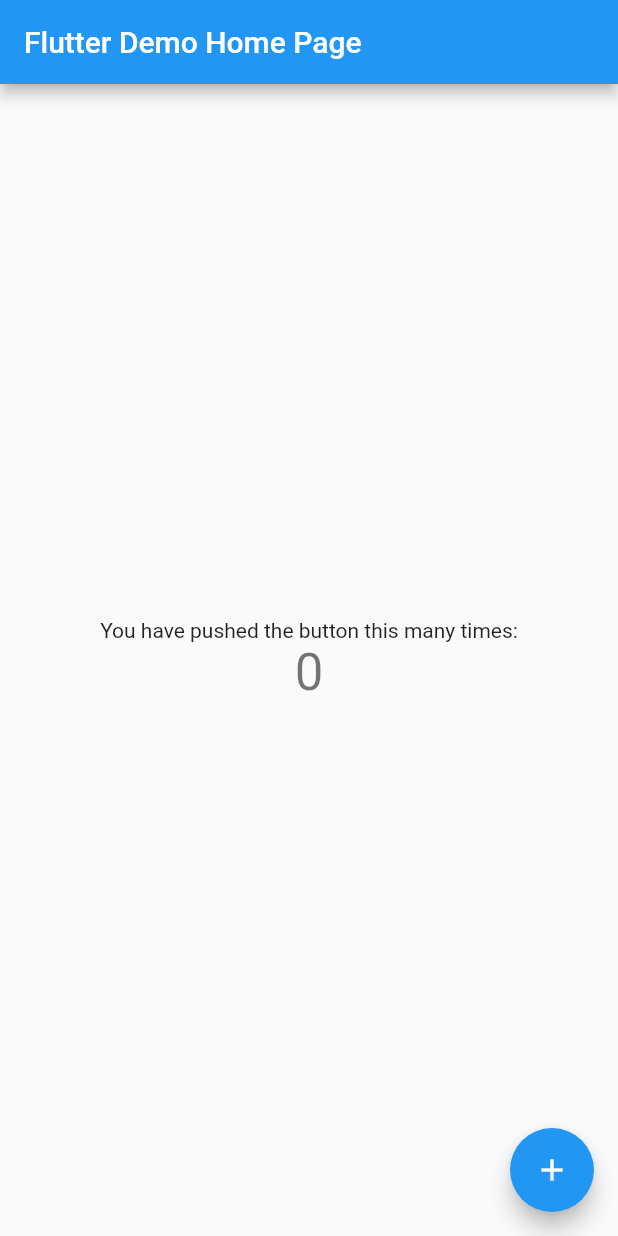
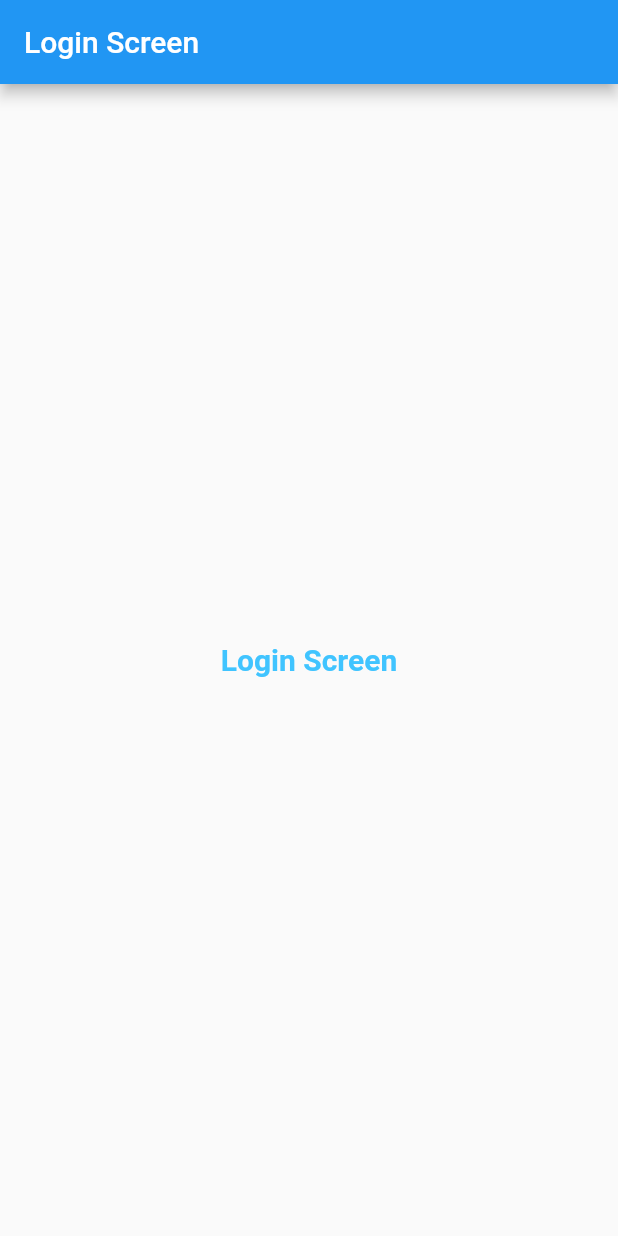
Before and after one commit to salehanoor644/fluttercatalog, a Flutter app: the screen it shows after launch, on a phone screen of 412 x 824 dp. Run offline on Flutter 3.47's test engine with Material 2 defaults, Android fonts, the light colour scheme and no system bars.

Commit message:
Add theme

```diff
--- /dev/null
+++ b/lib/Screens/home_page.dart
@@ -0,0 +1,21 @@
+import 'package:flutter/material.dart';
+
+class Home_Page extends StatelessWidget {
+  final int day = 30;
+  final String name = "Saleha";
+
+  @override
+  Widget build(BuildContext context) {
+    return Scaffold(
+      appBar: AppBar(
+        title: Text("Catalog"),
+      ),
+      body: Center(
+          child: Container(
+            child: Text("Welcome to $day days in flutter by $name"),
+          ),
+        ),
+      drawer: Drawer(),
+    );
+  }
+}
--- /dev/null
+++ b/lib/Screens/login_screen.dart
@@ -0,0 +1,20 @@
+import 'package:flutter/material.dart';
+
+class Login_Screen extends StatelessWidget {
+  const Login_Screen({Key? key}) : super(key: key);
+
+  @override
+  Widget build(BuildContext context) {
+    return Scaffold(
+      appBar: AppBar(
+        title: Text("Login Screen",)
+      ),
+      body: Center(
+        child: Container(
+          child: Text("Login Screen",
+          style: TextStyle(color: Colors.lightBlueAccent, fontWeight: FontWeight.bold, fontSize: 20),),
+        ),
+      ),
+    );
+  }
+}
--- a/lib/main.dart
+++ b/lib/main.dart
@@ -1,113 +1,20 @@
 import 'package:flutter/material.dart';
 
+import 'package:flutter_catalog/Screens/login_screen.dart';
 void main() {
   runApp(MyApp());
 }
 
 class MyApp extends StatelessWidget {
-  // This widget is the root of your application.
+
   @override
   Widget build(BuildContext context) {
     return MaterialApp(
-      title: 'Flutter Demo',
-      theme: ThemeData(
-        // This is the theme of your application.
-        //
-        // Try running your application with "flutter run". You'll see the
-        // application has a blue toolbar. Then, without quitting the app, try
-        // changing the primarySwatch below to Colors.green and then invoke
-        // "hot reload" (press "r" in the console where you ran "flutter run",
-        // or simply save your changes to "hot reload" in a Flutter IDE).
-        // Notice that the counter didn't reset back to zero; the application
-        // is not restarted.
-        primarySwatch: Colors.blue,
-      ),
-      home: MyHomePage(title: 'Flutter Demo Home Page'),
+      home: Login_Screen(),
+      themeMode: ThemeMode.light,
+      theme: ThemeData(primarySwatch: Colors.blue),
+      darkTheme: ThemeData(primaryColor: Colors.cyan),
+
     );
   }
 }
-
-class MyHomePage extends StatefulWidget {
-  MyHomePage({Key? key, required this.title}) : super(key: key);
-
-  // This widget is the home page of your application. It is stateful, meaning
-  // that it has a State object (defined below) that contains fields that affect
-  // how it looks.
-
-  // This class is the configuration for the state. It holds the values (in this
-  // case the title) provided by the parent (in this case the App widget) and
-  // used by the build method of the State. Fields in a Widget subclass are
-  // always marked "final".
-
-  final String title;
-
-  @override
-  _MyHomePageState createState() => _MyHomePageState();
-}
-
-class _MyHomePageState extends State<MyHomePage> {
-  int _counter = 0;
-
-  void _incrementCounter() {
-    setState(() {
-      // This call to setState tells the Flutter framework that something has
-      // changed in this State, which causes it to rerun the build method below
-      // so that the display can reflect the updated values. If we changed
-      // _counter without calling setState(), then the build method would not be
-      // called again, and so nothing would appear to happen.
-      _counter++;
-    });
-  }
-
-  @override
-  Widget build(BuildContext context) {
-    // This method is rerun every time setState is called, for instance as done
-    // by the _incrementCounter method above.
-    //
-    // The Flutter framework has been optimized to make rerunning build methods
-    // fast, so that you can just rebuild anything that needs updating rather
-    // than having to individually change instances of widgets.
-    return Scaffold(
-      appBar: AppBar(
-        // Here we take the value from the MyHomePage object that was created by
-        // the App.build method, and use it to set our appbar title.
-        title: Text(widget.title),
-      ),
-      body: Center(
-        // Center is a layout widget. It takes a single child and positions it
-        // in the middle of the parent.
-        child: Column(
-          // Column is also a layout widget. It takes a list of children and
-          // arranges them vertically. By default, it sizes itself to fit its
-          // children horizontally, and tries to be as tall as its parent.
-          //
-          // Invoke "debug painting" (press "p" in the console, choose the
-          // "Toggle Debug Paint" action from the Flutter Inspector in Android
-          // Studio, or the "Toggle Debug Paint" command in Visual Studio Code)
-          // to see the wireframe for each widget.
-          //
-          // Column has various properties to control how it sizes itself and
-          // how it positions its children. Here we use mainAxisAlignment to
-          // center the children vertically; the main axis here is the vertical
-          // axis because Columns are vertical (the cross axis would be
-          // horizontal).
-          mainAxisAlignment: MainAxisAlignment.center,
-          children: <Widget>[
-            Text(
-              'You have pushed the button this many times:',
-            ),
-            Text(
-              '$_counter',
-              style: Theme.of(context).textTheme.headline4,
-            ),
-          ],
-        ),
-      ),
-      floatingActionButton: FloatingActionButton(
-        onPressed: _incrementCounter,
-        tooltip: 'Increment',
-        child: Icon(Icons.add),
-      ), // This trailing comma makes auto-formatting nicer for build methods.
-    );
-  }
-}
```
